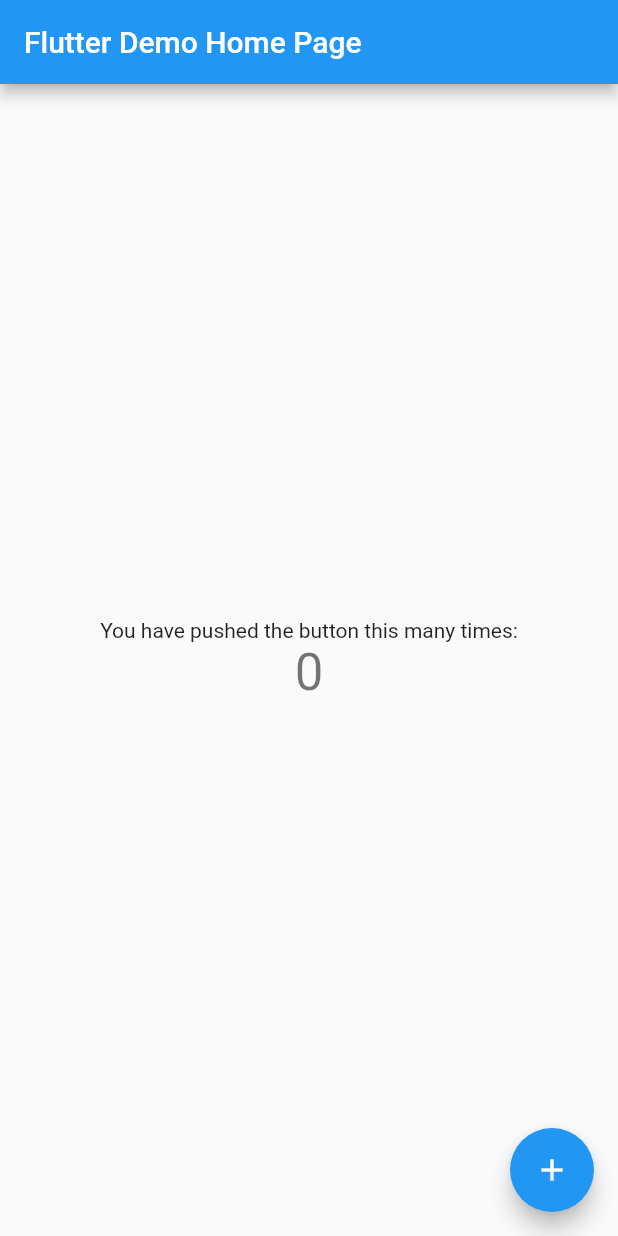
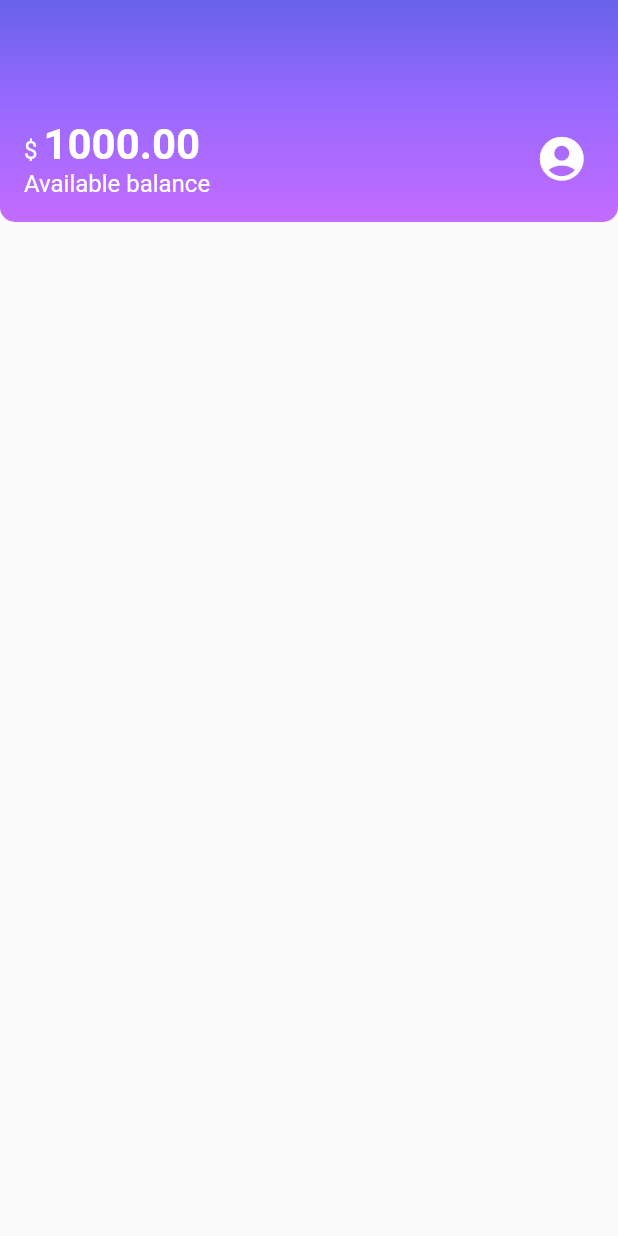
Before and after one commit to yukasolano/alurabank, a Flutter app: the screen it shows after launch, on a phone screen of 412 x 824 dp. Run offline on Flutter 3.47's test engine with Material 2 defaults, Android fonts, the phone set to English and light mode, and no system bars.

Commit message:
Create header

```diff
--- /dev/null
+++ b/lib/components/header.dart
@@ -0,0 +1,60 @@
+import 'package:flutter/cupertino.dart';
+import 'package:flutter/material.dart';
+
+class Header extends StatelessWidget {
+  const Header({Key? key}) : super(key: key);
+
+  @override
+  Widget build(BuildContext context) {
+    return Container(
+      decoration: const BoxDecoration(
+          gradient: LinearGradient(
+            begin: Alignment.topCenter,
+            end: Alignment.bottomCenter,
+            colors: [
+              Color.fromRGBO(103, 99, 234, 1),
+              Color.fromRGBO(155, 105, 254, 1),
+              Color.fromRGBO(195, 107, 255, 1),
+            ],
+          ),
+          borderRadius: BorderRadius.vertical(bottom: Radius.circular(10))),
+      child: Padding(
+        padding: const EdgeInsets.fromLTRB(16, 80, 20, 16),
+        child: Row(
+          mainAxisAlignment: MainAxisAlignment.spaceBetween,
+          children: [
+            Column(
+              crossAxisAlignment: CrossAxisAlignment.start,
+              children: [
+                RichText(
+                  text: const TextSpan(
+                    text: '\$ ',
+                    style: TextStyle(fontSize: 16, color: Colors.white),
+                    children: <TextSpan>[
+                      TextSpan(
+                        text: '1000.00',
+                        style: TextStyle(
+                            fontSize: 28,
+                            fontWeight: FontWeight.w700,
+                            color: Colors.white),
+                      ),
+                    ],
+                  ),
+                ),
+                const Text(
+                  "Available balance",
+                  style: TextStyle(fontSize: 16, color: Colors.white),
+                )
+              ],
+            ),
+            const Icon(
+              Icons.account_circle,
+              size: 35,
+              color: Colors.white,
+            )
+          ],
+        ),
+      ),
+    );
+  }
+}
--- a/lib/main.dart
+++ b/lib/main.dart
@@ -1,115 +1,15 @@
+import 'package:alurabank/screens/home_screen.dart';
 import 'package:flutter/material.dart';
 
 void main() {
-  runApp(const MyApp());
+  runApp(const Alurabank());
 }
 
-class MyApp extends StatelessWidget {
-  const MyApp({Key? key}) : super(key: key);
-
-  // This widget is the root of your application.
-  @override
-  Widget build(BuildContext context) {
-    return MaterialApp(
-      title: 'Flutter Demo',
-      theme: ThemeData(
-        // This is the theme of your application.
-        //
-        // Try running your application with "flutter run". You'll see the
-        // application has a blue toolbar. Then, without quitting the app, try
-        // changing the primarySwatch below to Colors.green and then invoke
-        // "hot reload" (press "r" in the console where you ran "flutter run",
-        // or simply save your changes to "hot reload" in a Flutter IDE).
-        // Notice that the counter didn't reset back to zero; the application
-        // is not restarted.
-        primarySwatch: Colors.blue,
-      ),
-      home: const MyHomePage(title: 'Flutter Demo Home Page'),
-    );
-  }
-}
-
-class MyHomePage extends StatefulWidget {
-  const MyHomePage({Key? key, required this.title}) : super(key: key);
-
-  // This widget is the home page of your application. It is stateful, meaning
-  // that it has a State object (defined below) that contains fields that affect
-  // how it looks.
-
-  // This class is the configuration for the state. It holds the values (in this
-  // case the title) provided by the parent (in this case the App widget) and
-  // used by the build method of the State. Fields in a Widget subclass are
-  // always marked "final".
-
-  final String title;
-
-  @override
-  State<MyHomePage> createState() => _MyHomePageState();
-}
-
-class _MyHomePageState extends State<MyHomePage> {
-  int _counter = 0;
-
-  void _incrementCounter() {
-    setState(() {
-      // This call to setState tells the Flutter framework that something has
-      // changed in this State, which causes it to rerun the build method below
-      // so that the display can reflect the updated values. If we changed
-      // _counter without calling setState(), then the build method would not be
-      // called again, and so nothing would appear to happen.
-      _counter++;
-    });
-  }
+class Alurabank extends StatelessWidget {
+  const Alurabank({Key? key}) : super(key: key);
 
   @override
   Widget build(BuildContext context) {
-    // This method is rerun every time setState is called, for instance as done
-    // by the _incrementCounter method above.
-    //
-    // The Flutter framework has been optimized to make rerunning build methods
-    // fast, so that you can just rebuild anything that needs updating rather
-    // than having to individually change instances of widgets.
-    return Scaffold(
-      appBar: AppBar(
-        // Here we take the value from the MyHomePage object that was created by
-        // the App.build method, and use it to set our appbar title.
-        title: Text(widget.title),
-      ),
-      body: Center(
-        // Center is a layout widget. It takes a single child and positions it
-        // in the middle of the parent.
-        child: Column(
-          // Column is also a layout widget. It takes a list of children and
-          // arranges them vertically. By default, it sizes itself to fit its
-          // children horizontally, and tries to be as tall as its parent.
-          //
-          // Invoke "debug painting" (press "p" in the console, choose the
-          // "Toggle Debug Paint" action from the Flutter Inspector in Android
-          // Studio, or the "Toggle Debug Paint" command in Visual Studio Code)
-          // to see the wireframe for each widget.
-          //
-          // Column has various properties to control how it sizes itself and
-          // how it positions its children. Here we use mainAxisAlignment to
-          // center the children vertically; the main axis here is the vertical
-          // axis because Columns are vertical (the cross axis would be
-          // horizontal).
-          mainAxisAlignment: MainAxisAlignment.center,
-          children: <Widget>[
-            const Text(
-              'You have pushed the button this many times:',
-            ),
-            Text(
-              '$_counter',
-              style: Theme.of(context).textTheme.headline4,
-            ),
-          ],
-        ),
-      ),
-      floatingActionButton: FloatingActionButton(
-        onPressed: _incrementCounter,
-        tooltip: 'Increment',
-        child: const Icon(Icons.add),
-      ), // This trailing comma makes auto-formatting nicer for build methods.
-    );
+    return MaterialApp(title: "Alurabank", home: HomeScreen());
   }
 }
--- /dev/null
+++ b/lib/screens/home_screen.dart
@@ -0,0 +1,14 @@
+import 'package:flutter/material.dart';
+
+import '../components/header.dart';
+
+class HomeScreen extends StatelessWidget {
+  const HomeScreen({Key? key}) : super(key: key);
+
+  @override
+  Widget build(BuildContext context) {
+    return Scaffold(
+      body: Column(children: [Header()],),
+    );
+  }
+}
```
